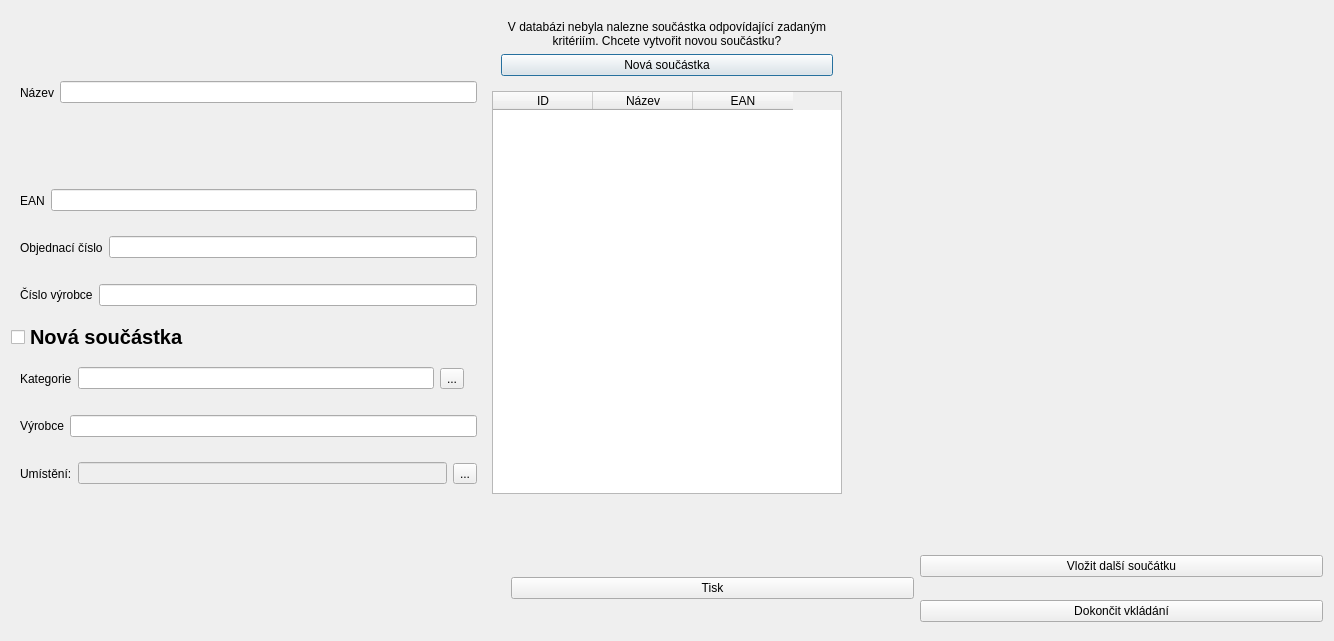
Qt form PPPart/prijem_novy_1.ui (Vcpavel31/PPPart) before a commit.
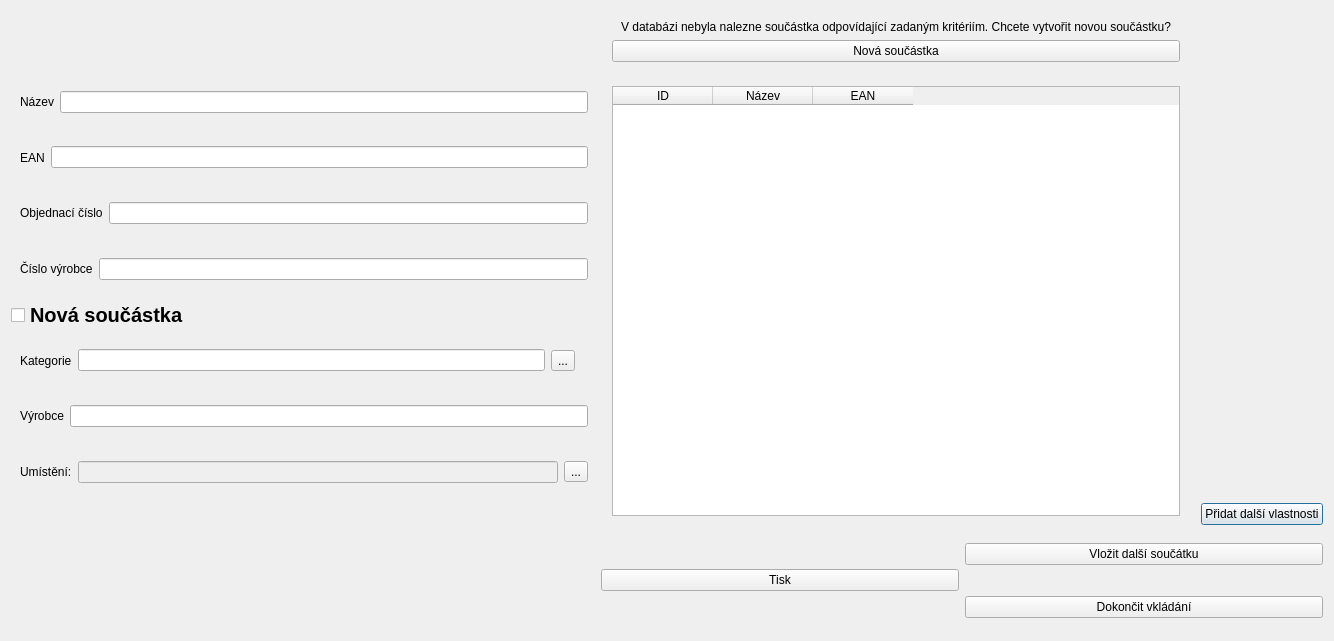
The same form after that commit. Icons and pictures are not drawn.

Diff of the .ui file:
```diff
--- a/PPPart/prijem_novy_1.ui
+++ b/PPPart/prijem_novy_1.ui
@@ -14,75 +14,6 @@
    <string>Dialog</string>
   </property>
   <layout class="QGridLayout" name="gridLayout">
-   <item row="10" column="0">
-    <widget class="QWidget" name="Umisteni" native="true">
-     <layout class="QHBoxLayout" name="Umisteni_4">
-      <item>
-       <widget class="QLabel" name="Umisteni_1">
-        <property name="text">
-         <string>Umístění:</string>
-        </property>
-       </widget>
-      </item>
-      <item>
-       <widget class="QLineEdit" name="Umisteni_2">
-        <property name="enabled">
-         <bool>false</bool>
-        </property>
-       </widget>
-      </item>
-      <item>
-       <widget class="QToolButton" name="Umisteni_3">
-        <property name="text">
-         <string>...</string>
-        </property>
-       </widget>
-      </item>
-     </layout>
-    </widget>
-   </item>
-   <item row="1" column="1" colspan="2">
-    <widget class="QWidget" name="NewPart" native="true">
-     <layout class="QVBoxLayout" name="verticalLayout">
-      <item>
-       <widget class="QLabel" name="label">
-        <property name="text">
-         <string>V databázi nebyla nalezne součástka odpovídající zadaným kritériím. Chcete vytvořit novou součástku?</string>
-        </property>
-        <property name="alignment">
-         <set>Qt::AlignCenter</set>
-        </property>
-        <property name="wordWrap">
-         <bool>true</bool>
-        </property>
-       </widget>
-      </item>
-      <item>
-       <widget class="QPushButton" name="pushButton">
-        <property name="text">
-         <string>Nová součástka</string>
-        </property>
-       </widget>
-      </item>
-     </layout>
-    </widget>
-   </item>
-   <item row="1" column="0" rowspan="3">
-    <widget class="QWidget" name="Nazev" native="true">
-     <layout class="QHBoxLayout" name="horizontalLayout_2">
-      <item>
-       <widget class="QLabel" name="Nazev_1">
-        <property name="text">
-         <string>Název</string>
-        </property>
-       </widget>
-      </item>
-      <item>
-       <widget class="QLineEdit" name="Nazev_2"/>
-      </item>
-     </layout>
-    </widget>
-   </item>
    <item row="5" column="0">
     <widget class="QWidget" name="Obj_cislo" native="true">
      <layout class="QHBoxLayout" name="Obj_cislo_3">
@@ -99,18 +30,41 @@
      </layout>
     </widget>
    </item>
-   <item row="4" column="0">
-    <widget class="QWidget" name="EAN" native="true">
-     <layout class="QHBoxLayout" name="_4">
+   <item row="11" column="3">
+    <widget class="QPushButton" name="pushButton_2">
+     <property name="text">
+      <string>Přidat další vlastnosti</string>
+     </property>
+    </widget>
+   </item>
+   <item row="6" column="0">
+    <widget class="QWidget" name="Vyr_cislo" native="true">
+     <layout class="QHBoxLayout" name="horizontalLayout_6">
       <item>
-       <widget class="QLabel" name="EAN_1">
+       <widget class="QLabel" name="Vyr_cislo_1">
         <property name="text">
-         <string>EAN</string>
+         <string>Číslo výrobce</string>
         </property>
        </widget>
       </item>
       <item>
-       <widget class="QLineEdit" name="EAN_2"/>
+       <widget class="QLineEdit" name="Vyr_cislo_2"/>
+      </item>
+     </layout>
+    </widget>
+   </item>
+   <item row="9" column="0">
+    <widget class="QWidget" name="Vyrobce" native="true">
+     <layout class="QHBoxLayout" name="horizontalLayout_5">
+      <item>
+       <widget class="QLabel" name="Vyrobce_1">
+        <property name="text">
+         <string>Výrobce</string>
+        </property>
+       </widget>
+      </item>
+      <item>
+       <widget class="QLineEdit" name="Vyrobce_2"/>
       </item>
      </layout>
     </widget>
@@ -128,37 +82,48 @@
      </property>
     </widget>
    </item>
-   <item row="9" column="0">
-    <widget class="QWidget" name="Vyrobce" native="true">
-     <layout class="QHBoxLayout" name="horizontalLayout_5">
+   <item row="10" column="0">
+    <widget class="QWidget" name="Umisteni" native="true">
+     <layout class="QHBoxLayout" name="Umisteni_4">
       <item>
-       <widget class="QLabel" name="Vyrobce_1">
+       <widget class="QLabel" name="Umisteni_1">
         <property name="text">
-         <string>Výrobce</string>
+         <string>Umístění:</string>
         </property>
        </widget>
       </item>
       <item>
-       <widget class="QLineEdit" name="Vyrobce_2"/>
+       <widget class="QLineEdit" name="Umisteni_2">
+        <property name="enabled">
+         <bool>false</bool>
+        </property>
+       </widget>
+      </item>
+      <item>
+       <widget class="QToolButton" name="Umisteni_3">
+        <property name="text">
+         <string>...</string>
+        </property>
+       </widget>
       </item>
      </layout>
     </widget>
    </item>
-   <item row="11" column="1" colspan="2">
-    <spacer name="horizontalSpacer">
-     <property name="orientation">
-      <enum>Qt::Horizontal</enum>
-     </property>
-     <property name="sizeType">
-      <enum>QSizePolicy::Fixed</enum>
-     </property>
-     <property name="sizeHint" stdset="0">
-      <size>
-       <width>350</width>
-       <height>0</height>
-      </size>
-     </property>
-    </spacer>
+   <item row="4" column="0">
+    <widget class="QWidget" name="EAN" native="true">
+     <layout class="QHBoxLayout" name="_4">
+      <item>
+       <widget class="QLabel" name="EAN_1">
+        <property name="text">
+         <string>EAN</string>
+        </property>
+       </widget>
+      </item>
+      <item>
+       <widget class="QLineEdit" name="EAN_2"/>
+      </item>
+     </layout>
+    </widget>
    </item>
    <item row="8" column="0">
     <widget class="QWidget" name="Kategorie" native="true">
@@ -209,82 +174,7 @@
      </layout>
     </widget>
    </item>
-   <item row="2" column="1" rowspan="9" colspan="2">
-    <widget class="QTableWidget" name="tableWidget">
-     <property name="autoFillBackground">
-      <bool>true</bool>
-     </property>
-     <property name="editTriggers">
-      <set>QAbstractItemView::NoEditTriggers</set>
-     </property>
-     <property name="showDropIndicator" stdset="0">
-      <bool>false</bool>
-     </property>
-     <property name="dragDropOverwriteMode">
-      <bool>false</bool>
-     </property>
-     <property name="alternatingRowColors">
-      <bool>true</bool>
-     </property>
-     <property name="selectionMode">
-      <enum>QAbstractItemView::SingleSelection</enum>
-     </property>
-     <property name="selectionBehavior">
-      <enum>QAbstractItemView::SelectRows</enum>
-     </property>
-     <property name="cornerButtonEnabled">
-      <bool>false</bool>
-     </property>
-     <column>
-      <property name="text">
-       <string>ID</string>
-      </property>
-     </column>
-     <column>
-      <property name="text">
-       <string>Název</string>
-      </property>
-     </column>
-     <column>
-      <property name="text">
-       <string>EAN</string>
-      </property>
-     </column>
-    </widget>
-   </item>
-   <item row="6" column="0">
-    <widget class="QWidget" name="Vyr_cislo" native="true">
-     <layout class="QHBoxLayout" name="horizontalLayout_6">
-      <item>
-       <widget class="QLabel" name="Vyr_cislo_1">
-        <property name="text">
-         <string>Číslo výrobce</string>
-        </property>
-       </widget>
-      </item>
-      <item>
-       <widget class="QLineEdit" name="Vyr_cislo_2"/>
-      </item>
-     </layout>
-    </widget>
-   </item>
-   <item row="1" column="3">
-    <spacer name="horizontalSpacer_2">
-     <property name="orientation">
-      <enum>Qt::Horizontal</enum>
-     </property>
-     <property name="sizeHint" stdset="0">
-      <size>
-       <width>40</width>
-       <height>20</height>
-      </size>
-     </property>
-    </spacer>
-   </item>
-   <item row="2" column="3" rowspan="10">
-    <layout class="QGridLayout" name="gridLayout_2"/>
-   </item>
-   <item row="12" column="0" rowspan="2" colspan="4">
+   <item row="13" column="0" rowspan="2" colspan="4">
     <layout class="QGridLayout" name="gridLayout_3">
      <item row="0" column="1" rowspan="4">
       <widget class="QPushButton" name="Print">
@@ -303,7 +193,7 @@
        </property>
        <property name="sizeHint" stdset="0">
         <size>
-         <width>500</width>
+         <width>590</width>
          <height>20</height>
         </size>
        </property>
@@ -325,6 +215,116 @@
      </item>
     </layout>
    </item>
+   <item row="3" column="0">
+    <widget class="QWidget" name="Nazev" native="true">
+     <layout class="QHBoxLayout" name="horizontalLayout_2">
+      <item>
+       <widget class="QLabel" name="Nazev_1">
+        <property name="text">
+         <string>Název</string>
+        </property>
+       </widget>
+      </item>
+      <item>
+       <widget class="QLineEdit" name="Nazev_2"/>
+      </item>
+     </layout>
+    </widget>
+   </item>
+   <item row="2" column="1">
+    <widget class="QWidget" name="NewPart" native="true">
+     <layout class="QVBoxLayout" name="verticalLayout">
+      <item>
+       <widget class="QLabel" name="label">
+        <property name="text">
+         <string>V databázi nebyla nalezne součástka odpovídající zadaným kritériím. Chcete vytvořit novou součástku?</string>
+        </property>
+        <property name="alignment">
+         <set>Qt::AlignCenter</set>
+        </property>
+        <property name="wordWrap">
+         <bool>true</bool>
+        </property>
+       </widget>
+      </item>
+      <item>
+       <widget class="QPushButton" name="pushButton">
+        <property name="text">
+         <string>Nová součástka</string>
+        </property>
+       </widget>
+      </item>
+     </layout>
+    </widget>
+   </item>
+   <item row="3" column="1" rowspan="9">
+    <widget class="QWidget" name="verticalWidget" native="true">
+     <layout class="QVBoxLayout" name="verticalLayout_2">
+      <item>
+       <widget class="QTableWidget" name="tableWidget">
+        <property name="autoFillBackground">
+         <bool>true</bool>
+        </property>
+        <property name="editTriggers">
+         <set>QAbstractItemView::NoEditTriggers</set>
+        </property>
+        <property name="showDropIndicator" stdset="0">
+         <bool>false</bool>
+        </property>
+        <property name="dragDropOverwriteMode">
+         <bool>false</bool>
+        </property>
+        <property name="alternatingRowColors">
+         <bool>true</bool>
+        </property>
+        <property name="selectionMode">
+         <enum>QAbstractItemView::SingleSelection</enum>
+        </property>
+        <property name="selectionBehavior">
+         <enum>QAbstractItemView::SelectRows</enum>
+        </property>
+        <property name="cornerButtonEnabled">
+         <bool>false</bool>
+        </property>
+        <column>
+         <property name="text">
+          <string>ID</string>
+         </property>
+        </column>
+        <column>
+         <property name="text">
+          <string>Název</string>
+         </property>
+        </column>
+        <column>
+         <property name="text">
+          <string>EAN</string>
+         </property>
+        </column>
+       </widget>
+      </item>
+      <item>
+       <spacer name="horizontalSpacer">
+        <property name="orientation">
+         <enum>Qt::Horizontal</enum>
+        </property>
+        <property name="sizeType">
+         <enum>QSizePolicy::Fixed</enum>
+        </property>
+        <property name="sizeHint" stdset="0">
+         <size>
+          <width>350</width>
+          <height>0</height>
+         </size>
+        </property>
+       </spacer>
+      </item>
+     </layout>
+    </widget>
+   </item>
+   <item row="3" column="3" rowspan="8">
+    <layout class="QGridLayout" name="gridLayout_2"/>
+   </item>
   </layout>
  </widget>
  <resources>
```
